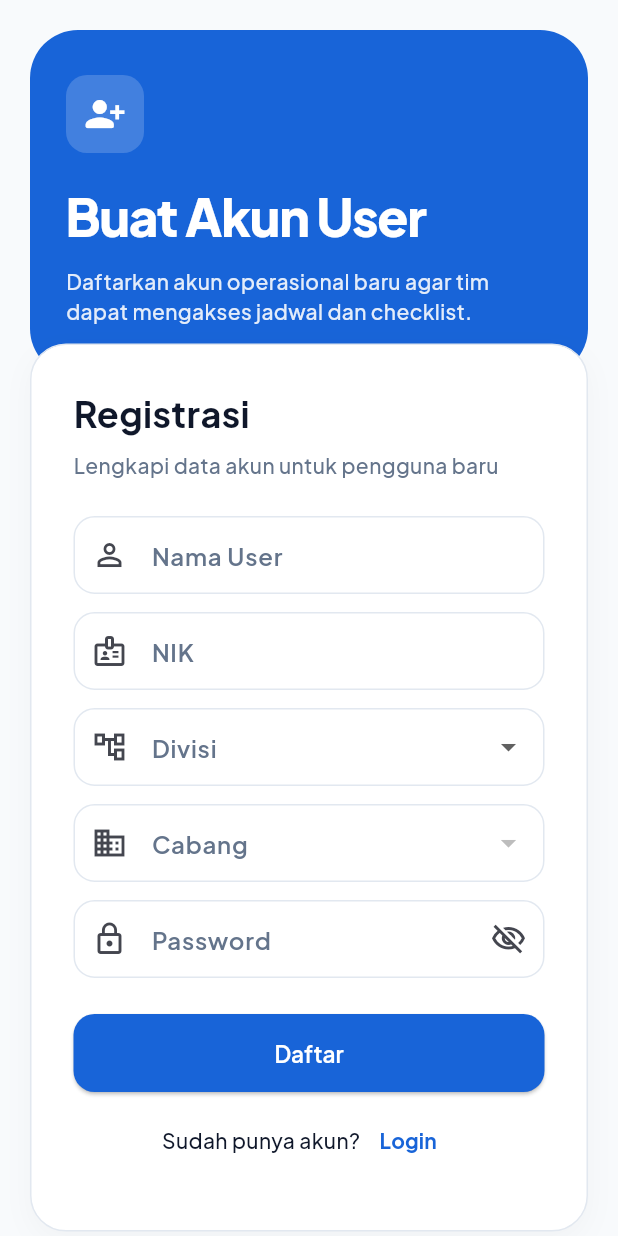
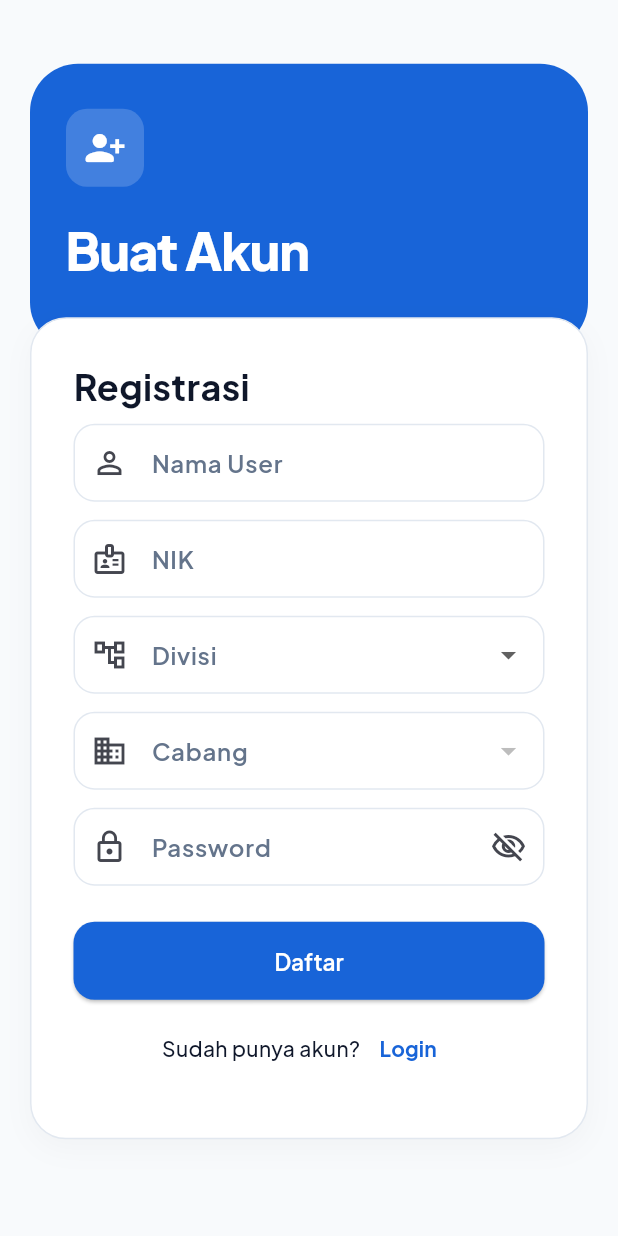
Before and after one commit to YahyaKhaliman/PlanKP, a Flutter app: the RegisterScreen screen opened by its route, after a tap on "Daftar", on a phone screen of 412 x 824 dp. Run offline on Flutter 3.47's test engine with Material 3 defaults, Android fonts, the phone set to English and light mode, and no system bars; our stand-ins replace awesome_dialog, flutter_secure_storage, google_fonts; accounts and stored records are empty; network calls fail.

```diff
--- a/lib/features/auth/screens/register_screen.dart
+++ b/lib/features/auth/screens/register_screen.dart
@@ -162,7 +162,7 @@ class _RegisterScreenState extends State<RegisterScreen> {
           ),
           const SizedBox(height: 18),
           const Text(
-            'Buat Akun User',
+            'Buat Akun',
             style: TextStyle(
               fontSize: 34,
               fontWeight: FontWeight.w800,
@@ -171,14 +171,6 @@ class _RegisterScreenState extends State<RegisterScreen> {
             ),
           ),
           const SizedBox(height: 8),
-          Text(
-            'Daftarkan akun operasional baru agar tim dapat mengakses jadwal dan checklist.',
-            style: TextStyle(
-              fontSize: compact ? 14 : 16,
-              color: Colors.white.withValues(alpha: 0.88),
-              height: 1.45,
-            ),
-          ),
         ],
       ),
     );
@@ -213,11 +205,6 @@ class _RegisterScreenState extends State<RegisterScreen> {
               ),
             ),
             const SizedBox(height: 8),
-            const Text(
-              'Lengkapi data akun untuk pengguna baru',
-              style: TextStyle(color: AppColors.textSecondary, fontSize: 14),
-            ),
-            const SizedBox(height: 24),
             TextFormField(
               controller: _namaCtrl,
               textCapitalization: TextCapitalization.words,
```
Also changed, not shown: 6 other files.
